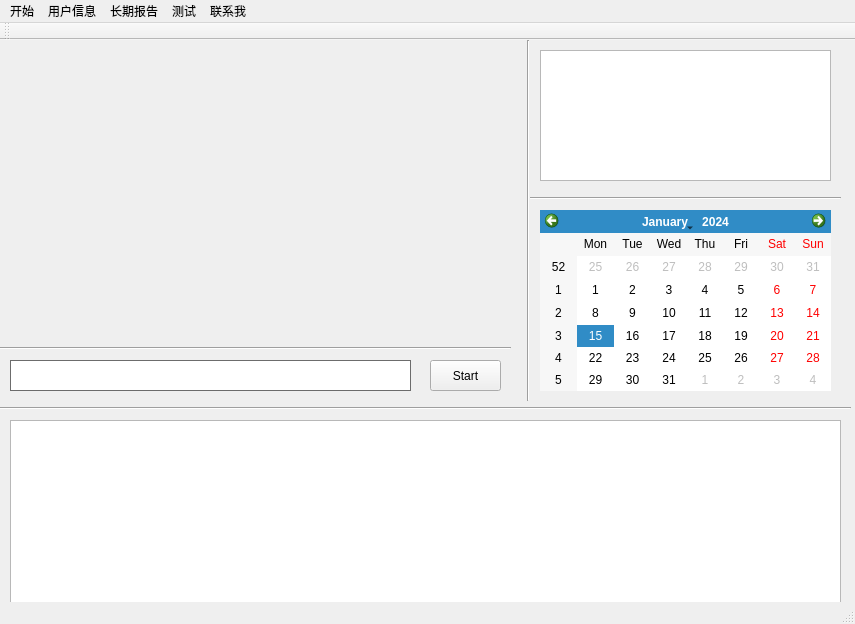
Before: the Qt Designer form MainWindow.ui in johnsonliu999/cerv, drawn with Qt 5.
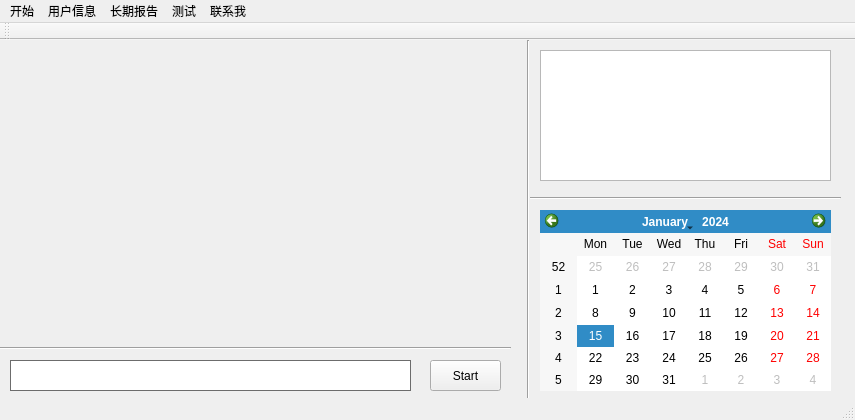
After: the same form once the commit is applied.

```diff
--- a/MainWindow.ui
+++ b/MainWindow.ui
@@ -7,7 +7,7 @@
     <x>0</x>
     <y>0</y>
     <width>855</width>
-    <height>624</height>
+    <height>420</height>
    </rect>
   </property>
   <property name="windowTitle">
@@ -560,32 +560,6 @@
      <enum>Qt::Horizontal</enum>
     </property>
    </widget>
-   <widget class="Line" name="line_4">
-    <property name="geometry">
-     <rect>
-      <x>0</x>
-      <y>360</y>
-      <width>851</width>
-      <height>16</height>
-     </rect>
-    </property>
-    <property name="orientation">
-     <enum>Qt::Horizontal</enum>
-    </property>
-   </widget>
-   <widget class="QPlainTextEdit" name="seatRawDataEdit">
-    <property name="geometry">
-     <rect>
-      <x>10</x>
-      <y>380</y>
-      <width>831</width>
-      <height>191</height>
-     </rect>
-    </property>
-    <property name="readOnly">
-     <bool>true</bool>
-    </property>
-   </widget>
   </widget>
   <widget class="QMenuBar" name="menuBar">
    <property name="geometry">
```
Left out of the diff: 8 changed lines with no effect on the pictures.
